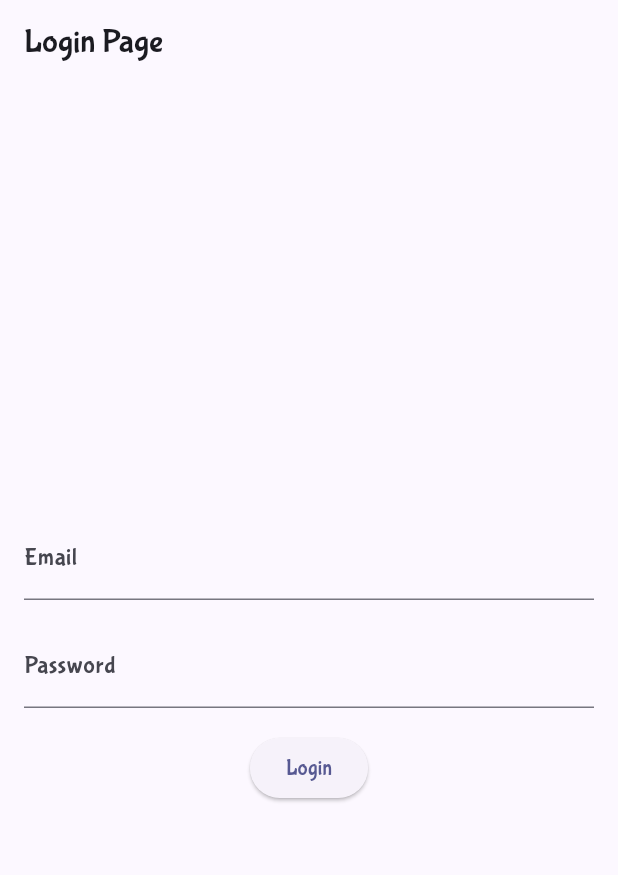
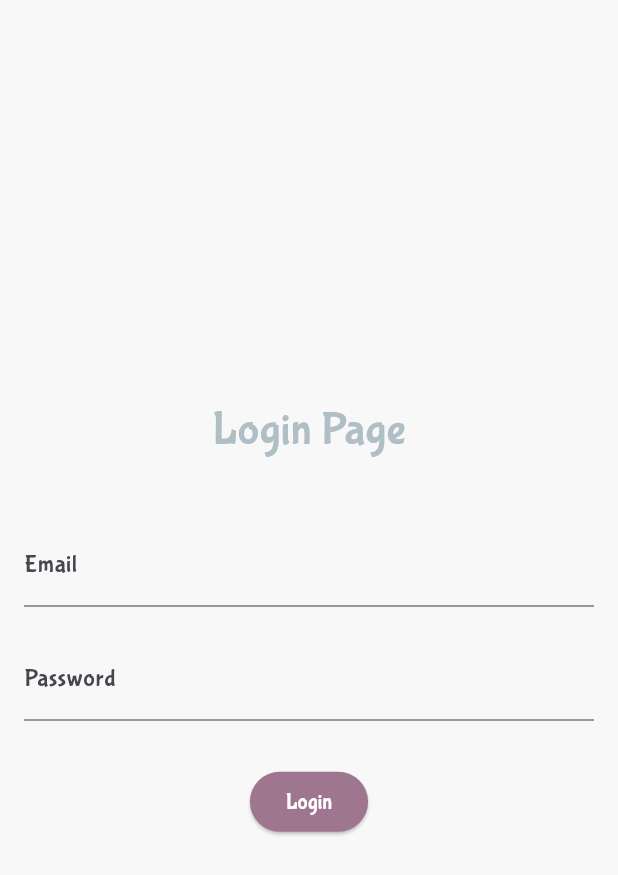
Before and after one commit to adicomdotir/hangman_game, a Flutter app: the screen it shows after launch, on a phone screen of 412 x 824 dp. Shown: the top 875 px of the screen. Run offline on Flutter 3.47's test engine with Material 3 defaults, Android fonts, the phone set to English and light mode, and no system bars; our stand-ins replace dartz, dropdown_button2, flutter_bloc, get_it, go_router, injectable and 1 more; accounts and stored records are empty.

Commit message:
feat: change login and menu ui/ux

```diff
--- a/lib/features/login/ui/screens/login_page.dart
+++ b/lib/features/login/ui/screens/login_page.dart
@@ -37,29 +37,39 @@ class _LoginPageState extends State<LoginPage> {
       },
       builder: (context, state) {
         return Scaffold(
-          appBar: AppBar(
-            title: const Text('Login Page'),
-          ),
-          body: Padding(
+          backgroundColor: const Color(0xFFF8F8F8), // Light gray background
+          body: Center(
+            child: Padding(
               padding: const EdgeInsets.all(16.0),
               child: Column(
                 mainAxisAlignment: MainAxisAlignment.center,
                 children: [
+                  const Text(
+                    'Login Page',
+                    style: TextStyle(
+                      fontSize: 30.0,
+                      color:
+                          Color(0xFFB0BEC5), // Slightly darker background shade
+                    ),
+                  ),
+                  const SizedBox(height: 40.0),
                   TextField(
                     controller: _emailCtrl,
                     decoration: const InputDecoration(
                       labelText: 'Email',
+                      border: UnderlineInputBorder(),
                     ),
                   ),
-                const SizedBox(height: 16.0),
+                  const SizedBox(height: 20.0),
                   TextField(
                     controller: _passwordCtrl,
                     decoration: const InputDecoration(
                       labelText: 'Password',
+                      border: UnderlineInputBorder(),
                     ),
                     obscureText: true,
                   ),
-                const SizedBox(height: 16.0),
+                  const SizedBox(height: 30.0),
                   (state is LoginLoading)
                       ? _submitButtonBuild(
                           context: context,
@@ -83,6 +93,33 @@ class _LoginPageState extends State<LoginPage> {
                 ],
               ),
             ),
+          ),
+        );
+        return Scaffold(
+          appBar: AppBar(
+            title: const Text('Login Page'),
+          ),
+          body: const Padding(
+            padding: EdgeInsets.all(16.0),
+            child: Column(
+              mainAxisAlignment: MainAxisAlignment.center,
+              children: [
+                TextField(
+                  decoration: InputDecoration(
+                    labelText: 'Email',
+                  ),
+                ),
+                SizedBox(height: 16.0),
+                TextField(
+                  decoration: InputDecoration(
+                    labelText: 'Password',
+                  ),
+                  obscureText: true,
+                ),
+                SizedBox(height: 16.0),
+              ],
+            ),
+          ),
         );
       },
     );
@@ -95,7 +132,16 @@ class _LoginPageState extends State<LoginPage> {
   }) {
     return ElevatedButton(
       onPressed: onTap,
-      child: Text(title),
+      style: ElevatedButton.styleFrom(
+        backgroundColor: const Color(0xFF9E768F), // Soft purple
+        shape: RoundedRectangleBorder(
+          borderRadius: BorderRadius.circular(20.0),
+        ),
+      ),
+      child: Text(
+        title,
+        style: const TextStyle(color: Colors.white),
+      ),
     );
   }
 }
```
Also changed, not shown: lib/features/main_menu/ui/screens/main_menu_page.dart (+19 -17 lines). Lines whose indentation alone changed are shown as unchanged.
